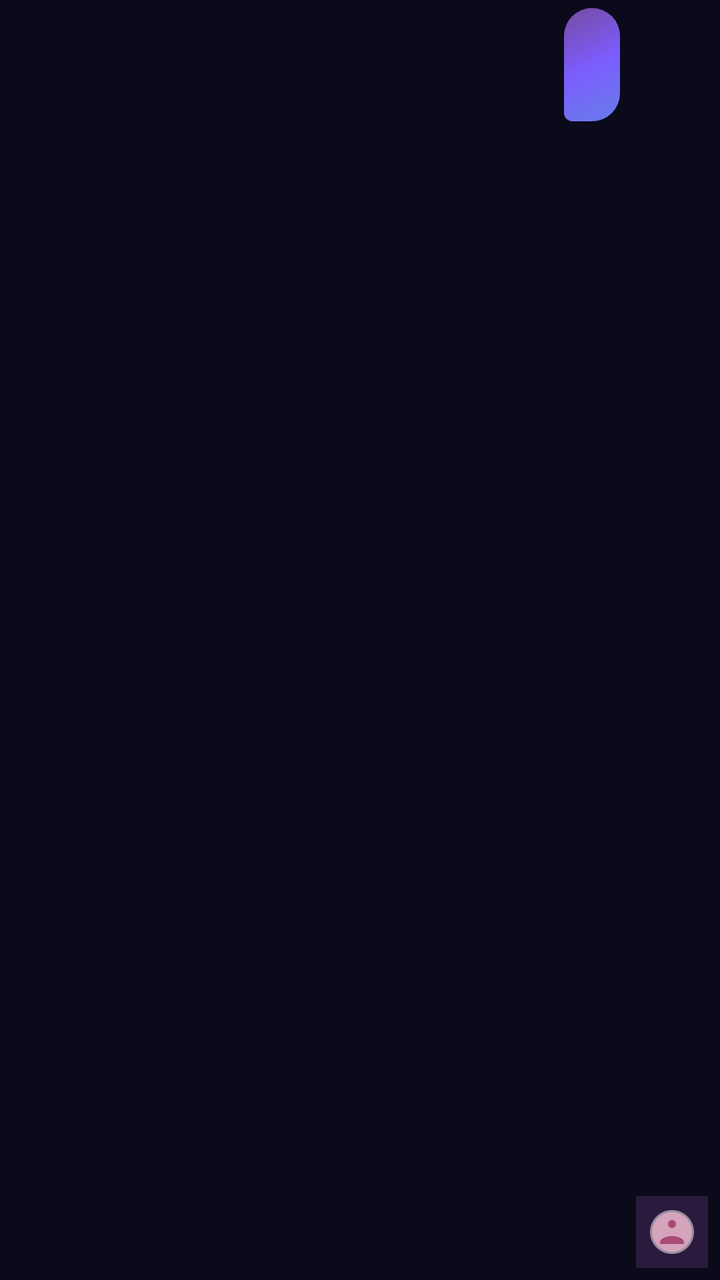
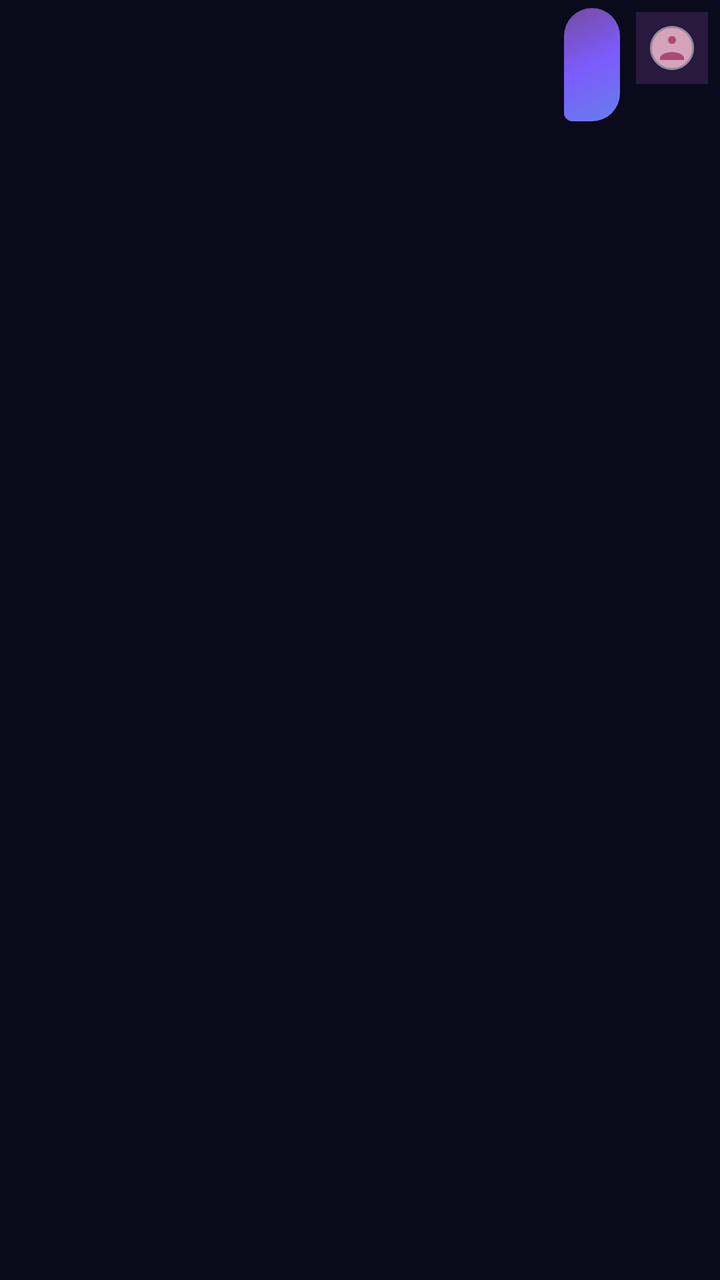

Compare the two renders of this Android layout. The source of the first and the diff that turns it into the second are given below.
<!-- AndroidManifest.xml: application theme Theme.Companion -->
<!-- res/layout/item_message_user.xml -->
<?xml version="1.0" encoding="utf-8"?>
<LinearLayout xmlns:android="http://schemas.android.com/apk/res/android"
    android:layout_width="match_parent"
    android:layout_height="wrap_content"
    android:orientation="horizontal"
    android:padding="4dp"
    android:gravity="end">

    <View
        android:layout_width="0dp"
        android:layout_height="0dp"
        android:layout_weight="1" />

    <FrameLayout
        android:id="@+id/bubble_user"
        android:layout_width="wrap_content"
        android:layout_height="wrap_content"
        android:background="@drawable/bg_message_user"
        android:paddingStart="14dp"
        android:paddingEnd="14dp"
        android:paddingTop="10dp"
        android:paddingBottom="10dp">

        <LinearLayout
            android:layout_width="wrap_content"
            android:layout_height="wrap_content"
            android:orientation="vertical">

            <TextView
                android:id="@+id/tv_mood_label"
                android:layout_width="wrap_content"
                android:layout_height="wrap_content"
                android:textSize="10sp"
                android:textColor="#ffffffaa"
                android:layout_marginBottom="2dp"
                android:visibility="gone" />

            <TextView
                android:id="@+id/tv_message_text"
                android:layout_width="wrap_content"
                android:layout_height="wrap_content"
                android:textColor="@android:color/white"
                android:textSize="14sp"
                android:lineSpacingExtra="2dp"
                android:maxWidth="260dp" />

            <TextView
                android:id="@+id/tv_message_time"
                android:layout_width="wrap_content"
                android:layout_height="wrap_content"
                android:textSize="10sp"
                android:textColor="#ffffffaa"
                android:layout_marginTop="4dp"
                android:gravity="end" />
        </LinearLayout>

        <TextView
            android:id="@+id/tv_reaction_badge"
            android:layout_width="22dp"
            android:layout_height="22dp"
            android:layout_gravity="bottom|end"
            android:layout_marginEnd="-4dp"
            android:layout_marginBottom="-10dp"
            android:gravity="center"
            android:textSize="12sp"
            android:background="@drawable/bg_reaction_badge"
            android:visibility="gone" />
    </FrameLayout>

    <FrameLayout
        android:id="@+id/frame_user_avatar"
        android:layout_width="40dp"
        android:layout_height="40dp"
        android:layout_marginStart="6dp"
        android:layout_gravity="bottom"
        android:clipChildren="false"
        android:clipToPadding="false">

        <ImageView
            android:id="@+id/iv_user_avatar_chat"
            android:layout_width="36dp"
            android:layout_height="36dp"
            android:layout_gravity="center"
            android:scaleType="centerCrop"
            android:src="@drawable/ic_avatar_default_user" />
    </FrameLayout>

</LinearLayout>
<!-- resources referenced by this layout -->
<resources>
  <style name="Theme.Companion" parent="Theme.Material3.DayNight.NoActionBar">
          <item name="colorPrimary">@color/accent_blue</item>
          <item name="colorPrimaryVariant">@color/purple_700</item>
          <item name="colorOnPrimary">@color/white</item>
          <item name="colorSecondary">@color/accent_cyan</item>
          <item name="colorSecondaryVariant">@color/teal_700</item>
          <item name="colorSurface">@color/surface_dark</item>
          <item name="colorOnSurface">@color/text_primary</item>
          <item name="android:statusBarColor">@color/bg_start</item>
          <item name="android:navigationBarColor">@color/bg_start</item>
          <item name="android:windowBackground">@color/bg_start</item>
  
          <item name="android:activityOpenEnterAnimation">@anim/slide_in_right</item>
          <item name="android:activityOpenExitAnimation">@anim/fade_out</item>
          <item name="android:activityCloseEnterAnimation">@anim/fade_in</item>
          <item name="android:activityCloseExitAnimation">@anim/slide_out_left</item>
  
          <item name="android:windowEnterTransition">@android:transition/fade</item>
          <item name="android:windowExitTransition">@android:transition/fade</item>
  
          <item name="android:colorEdgeEffect">@color/accent_purple</item>
      </style>
  <color name="accent_blue">#667eea</color>
  <color name="purple_700">#FF3700B3</color>
  <color name="white">#FFFFFFFF</color>
  <color name="accent_cyan">#64ffda</color>
  <color name="teal_700">#FF018786</color>
  <color name="surface_dark">#14142a</color>
  <color name="text_primary">#ececf4</color>
  <color name="bg_start">#0a0a1a</color>
  <color name="accent_purple">#c4b5fd</color>
  <!-- unchanged entries left out for length: 3 -->
</resources>

<!-- the commit's change to res/layout/item_message_user.xml (unified diff, before → after) -->
@@ -1,25 +1,43 @@
 <?xml version="1.0" encoding="utf-8"?>
-<LinearLayout xmlns:android="http://schemas.android.com/apk/res/android"
+<androidx.constraintlayout.widget.ConstraintLayout xmlns:android="http://schemas.android.com/apk/res/android"
+    xmlns:app="http://schemas.android.com/apk/res-auto"
     android:layout_width="match_parent"
     android:layout_height="wrap_content"
-    android:orientation="horizontal"
-    android:padding="4dp"
-    android:gravity="end">
+    android:padding="4dp">
 
-    <View
-        android:layout_width="0dp"
-        android:layout_height="0dp"
-        android:layout_weight="1" />
+    <FrameLayout
+        android:id="@+id/frame_user_avatar"
+        android:layout_width="40dp"
+        android:layout_height="40dp"
+        android:clipChildren="false"
+        android:clipToPadding="false"
+        app:layout_constraintTop_toTopOf="parent"
+        app:layout_constraintEnd_toEndOf="parent">
+
+        <ImageView
+            android:id="@+id/iv_user_avatar_chat"
+            android:layout_width="36dp"
+            android:layout_height="36dp"
+            android:layout_gravity="center"
+            android:scaleType="centerCrop"
+            android:src="@drawable/ic_avatar_default_user" />
+    </FrameLayout>
 
     <FrameLayout
         android:id="@+id/bubble_user"
         android:layout_width="wrap_content"
         android:layout_height="wrap_content"
+        android:layout_marginEnd="6dp"
         android:background="@drawable/bg_message_user"
         android:paddingStart="14dp"
         android:paddingEnd="14dp"
         android:paddingTop="10dp"
-        android:paddingBottom="10dp">
+        android:paddingBottom="10dp"
+        app:layout_constrainedWidth="true"
+        app:layout_constraintHorizontal_bias="1"
+        app:layout_constraintTop_toTopOf="@id/frame_user_avatar"
+        app:layout_constraintEnd_toStartOf="@id/frame_user_avatar"
+        app:layout_constraintStart_toStartOf="parent">
 
         <LinearLayout
             android:layout_width="wrap_content"
@@ -31,8 +49,17 @@
                 android:layout_width="wrap_content"
                 android:layout_height="wrap_content"
                 android:textSize="10sp"
-                android:textColor="#ffffffaa"
+                android:textColor="@color/color_white_alpha_67"
                 android:layout_marginBottom="2dp"
+                android:visibility="gone" />
+
+            <ImageView
+                android:id="@+id/iv_sticker"
+                android:layout_width="120dp"
+                android:layout_height="120dp"
+                android:scaleType="centerCrop"
+                android:padding="0dp"
+                android:contentDescription="贴纸图片"
                 android:visibility="gone" />
 
             <TextView
@@ -49,7 +76,7 @@
                 android:layout_width="wrap_content"
                 android:layout_height="wrap_content"
                 android:textSize="10sp"
-                android:textColor="#ffffffaa"
+                android:textColor="@color/color_white_alpha_67"
                 android:layout_marginTop="4dp"
                 android:gravity="end" />
         </LinearLayout>
@@ -67,22 +94,4 @@
             android:visibility="gone" />
     </FrameLayout>
 
-    <FrameLayout
-        android:id="@+id/frame_user_avatar"
-        android:layout_width="40dp"
-        android:layout_height="40dp"
-        android:layout_marginStart="6dp"
-        android:layout_gravity="bottom"
-        android:clipChildren="false"
-        android:clipToPadding="false">
-
-        <ImageView
-            android:id="@+id/iv_user_avatar_chat"
-            android:layout_width="36dp"
-            android:layout_height="36dp"
-            android:layout_gravity="center"
-            android:scaleType="centerCrop"
-            android:src="@drawable/ic_avatar_default_user" />
-    </FrameLayout>
-
-</LinearLayout>
+</androidx.constraintlayout.widget.ConstraintLayout>
<!-- resource entries referenced after the edit -->
@@ -1,6 +1,7 @@
 <!-- resources referenced by this layout -->
 <resources>
-  <style name="Theme.Companion" parent="Theme.Material3.DayNight.NoActionBar">
+  <color name="color_white_alpha_67">#ffffffaa</color>
+  <style name="Theme.Companion" parent="Theme.Material3.Dark.NoActionBar">
           <item name="colorPrimary">@color/accent_blue</item>
           <item name="colorPrimaryVariant">@color/purple_700</item>
           <item name="colorOnPrimary">@color/white</item>
@@ -21,6 +22,11 @@
           <item name="android:windowExitTransition">@android:transition/fade</item>
   
           <item name="android:colorEdgeEffect">@color/accent_purple</item>
+  
+          <item name="alertDialogTheme">@style/ThemeOverlay.Companion.AlertDialog</item>
+          <item name="android:alertDialogTheme">@style/ThemeOverlay.Companion.AlertDialog.Legacy</item>
+          <item name="android:datePickerDialogTheme">@style/ThemeOverlay.Companion.DatePicker</item>
+          <item name="android:timePickerDialogTheme">@style/ThemeOverlay.Companion.TimePicker</item>
       </style>
   <color name="accent_blue">#667eea</color>
   <color name="purple_700">#FF3700B3</color>
@@ -31,6 +37,32 @@
   <color name="text_primary">#ececf4</color>
   <color name="bg_start">#0a0a1a</color>
   <color name="accent_purple">#c4b5fd</color>
+  <style name="ThemeOverlay.Companion.AlertDialog" parent="ThemeOverlay.Material3.MaterialAlertDialog">
+          <item name="colorSurface">@color/surface_card</item>
+          <item name="colorOnSurface">@color/text_primary</item>
+          <item name="android:textColorPrimary">@color/text_primary</item>
+          <item name="android:textColorSecondary">@color/text_secondary</item>
+      </style>
+  <style name="ThemeOverlay.Companion.AlertDialog.Legacy" parent="android:Theme.DeviceDefault.Dialog.Alert">
+          <item name="android:textColorPrimary">@color/text_primary</item>
+          <item name="android:textColorSecondary">@color/text_secondary</item>
+          <item name="android:background">@color/surface_card</item>
+          <item name="android:windowBackground">@color/surface_card</item>
+          <item name="android:colorBackground">@color/surface_card</item>
+      </style>
+  <style name="ThemeOverlay.Companion.DatePicker" parent="ThemeOverlay.Material3.Dialog">
+          <item name="colorSurface">@color/surface_card</item>
+          <item name="colorOnSurface">@color/text_primary</item>
+          <item name="android:textColorPrimary">@color/text_primary</item>
+          <item name="android:textColorSecondary">@color/text_secondary</item>
+          <item name="android:windowBackground">@color/surface_card</item>
+      </style>
+  <style name="ThemeOverlay.Companion.TimePicker" parent="ThemeOverlay.Material3.Dialog">
+          <item name="colorSurface">@color/surface_card</item>
+          <item name="colorOnSurface">@color/text_primary</item>
+      </style>
+  <color name="surface_card">#1a1a38</color>
+  <color name="text_secondary">#99aabb</color>
   <!-- unchanged entries left out for length: 3 -->
 </resources>
 
